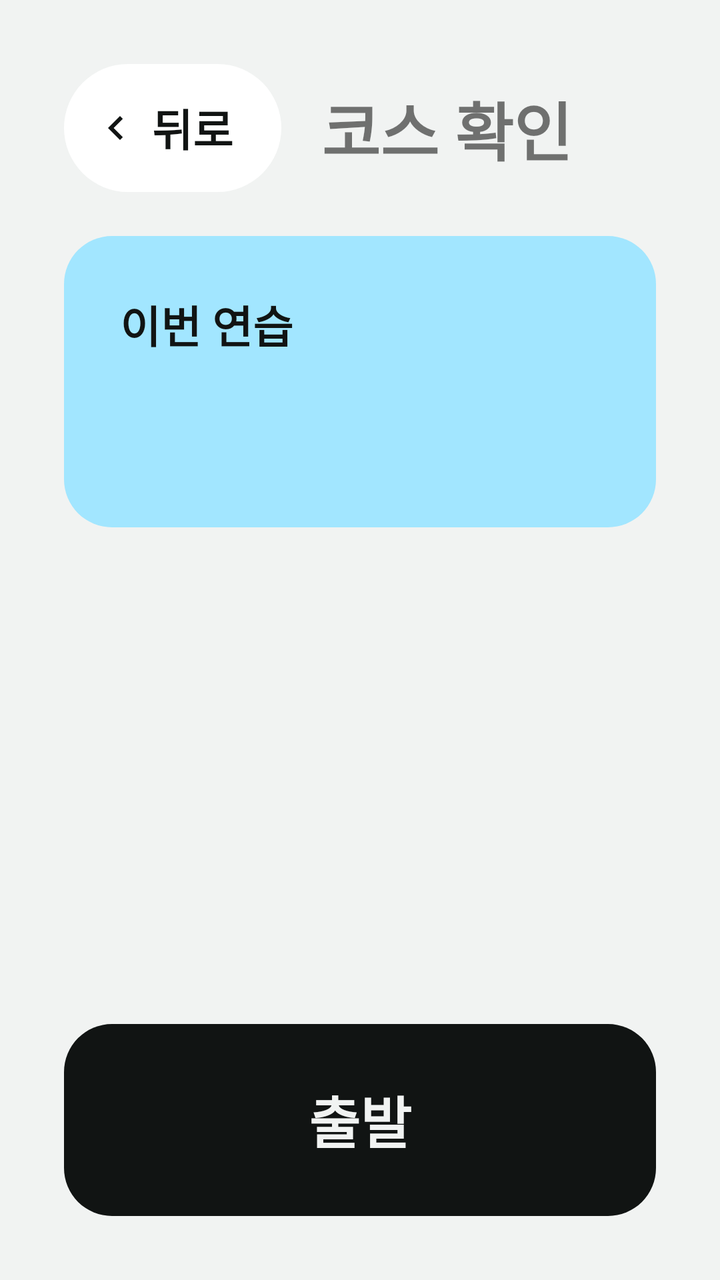
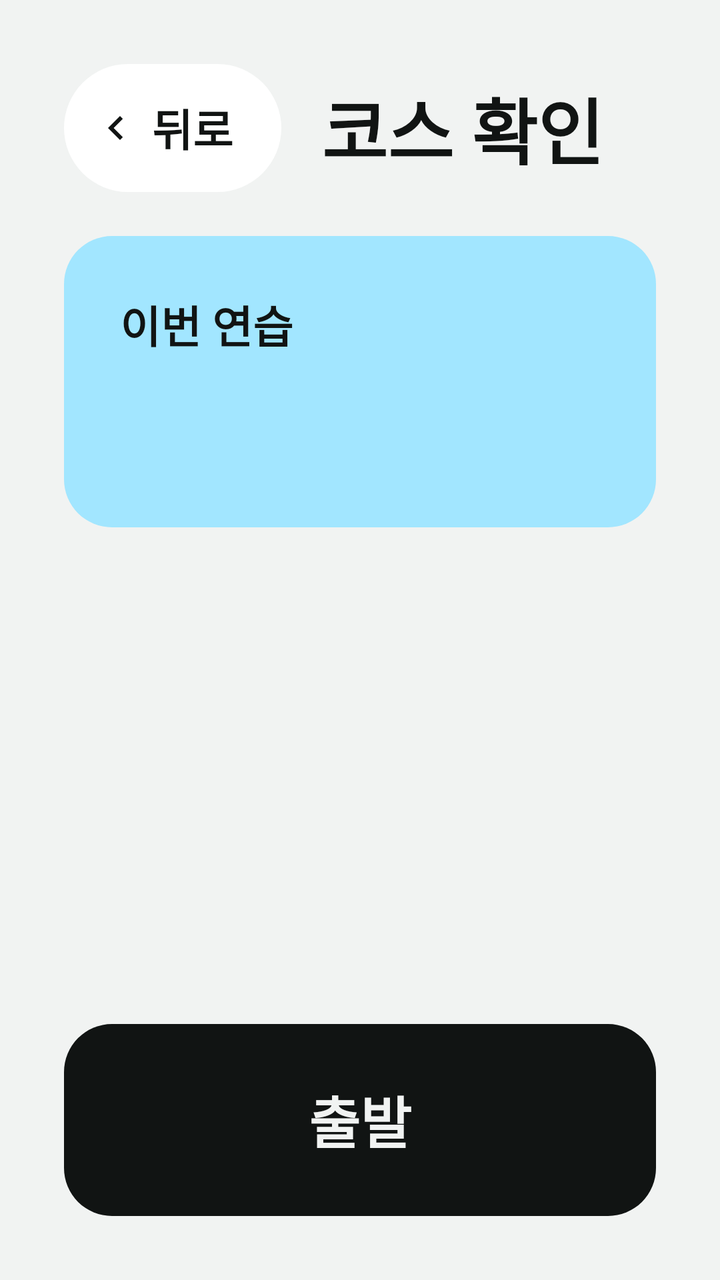

Compare the two renders of this Android layout. The source of the first and the diff that turns it into the second are given below.
<!-- AndroidManifest.xml: application theme Theme.Jeonunbochocar -->
<!-- res/layout/screen_confirm.xml -->
<?xml version="1.0" encoding="utf-8"?>
<LinearLayout xmlns:android="http://schemas.android.com/apk/res/android"
    android:layout_width="match_parent"
    android:layout_height="match_parent"
    android:orientation="vertical"
    android:padding="32dp">

    <LinearLayout
        android:layout_width="match_parent"
        android:layout_height="wrap_content"
        android:gravity="center_vertical"
        android:orientation="horizontal">

        <Button
            android:id="@+id/btnBack"
            style="@style/Jb.Button.Back"
            android:layout_width="wrap_content"
            android:layout_height="64dp"
            android:layout_marginEnd="20dp"
            android:text="뒤로" />

        <TextView
            style="@style/Jb.HeaderTitle"
            android:text="코스 확인" />
    </LinearLayout>

    <ScrollView
        android:layout_width="match_parent"
        android:layout_height="0dp"
        android:layout_marginTop="22dp"
        android:layout_weight="1">

        <LinearLayout
            android:layout_width="match_parent"
            android:layout_height="wrap_content"
            android:orientation="vertical">

            
            <LinearLayout
                android:layout_width="match_parent"
                android:layout_height="wrap_content"
                android:background="@drawable/bg_block"
                android:backgroundTint="@color/jb_sky"
                android:orientation="vertical"
                android:padding="28dp">

                <TextView
                    style="@style/Jb.OnBlock"
                    android:text="이번 연습" />

                <TextView
                    android:id="@+id/courseInfo"
                    style="@style/Jb.OnBlock"
                    android:layout_marginTop="4dp"
                    android:textSize="40sp" />

                <LinearLayout
                    android:id="@+id/routeLine"
                    android:layout_width="match_parent"
                    android:layout_height="wrap_content"
                    android:layout_marginTop="20dp"
                    android:orientation="horizontal"
                    android:visibility="gone">

                    <LinearLayout
                        android:layout_width="0dp"
                        android:layout_height="wrap_content"
                        android:layout_marginEnd="6dp"
                        android:layout_weight="1"
                        android:background="@drawable/bg_block"
                        android:orientation="vertical"
                        android:paddingHorizontal="20dp"
                        android:paddingVertical="18dp">

                        <TextView
                            style="@style/Jb.OnBlock"
                            android:text="실제 거리"
                            android:textColor="@color/jb_on_block_secondary" />

                        <TextView
                            android:id="@+id/routeDistance"
                            style="@style/Jb.OnBlock"
                            android:textSize="44sp" />
                    </LinearLayout>

                    <LinearLayout
                        android:layout_width="0dp"
                        android:layout_height="wrap_content"
                        android:layout_marginStart="6dp"
                        android:layout_weight="1"
                        android:background="@drawable/bg_block"
                        android:orientation="vertical"
                        android:paddingHorizontal="20dp"
                        android:paddingVertical="18dp">

                        <TextView
                            style="@style/Jb.OnBlock"
                            android:text="예상 시간"
                            android:textColor="@color/jb_on_block_secondary" />

                        <TextView
                            android:id="@+id/routeTime"
                            style="@style/Jb.OnBlock"
                            android:textSize="44sp" />
                    </LinearLayout>
                </LinearLayout>

                <TextView
                    android:id="@+id/routeNote"
                    style="@style/Jb.OnBlock"
                    android:layout_marginTop="16dp"
                    android:text="출발한 곳으로 다시 돌아와요"
                    android:visibility="gone" />
            </LinearLayout>

            
            <LinearLayout
                android:id="@+id/summaryCard"
                android:layout_width="match_parent"
                android:layout_height="wrap_content"
                android:layout_marginTop="14dp"
                android:background="@drawable/bg_block"
                android:backgroundTint="@color/jb_surface"
                android:orientation="vertical"
                android:padding="24dp"
                android:visibility="gone">

                <TextView
                    style="@style/Jb.Label"
                    android:text="이 코스에서 하게 될 것" />

                <LinearLayout
                    android:layout_width="match_parent"
                    android:layout_height="wrap_content"
                    android:layout_marginTop="12dp"
                    android:orientation="horizontal">

                    <LinearLayout style="@style/Jb.Stat">

                        <TextView
                            android:id="@+id/statRight"
                            style="@style/Jb.StatValue" />

                        <TextView
                            style="@style/Jb.Label"
                            android:text="우회전" />
                    </LinearLayout>

                    <LinearLayout
                        style="@style/Jb.Stat"
                        android:layout_marginHorizontal="12dp">

                        <TextView
                            android:id="@+id/statLeft"
                            style="@style/Jb.StatValue" />

                        <TextView
                            style="@style/Jb.Label"
                            android:text="좌회전" />
                    </LinearLayout>

                    <LinearLayout style="@style/Jb.Stat">

                        <TextView
                            android:id="@+id/statUturn"
                            style="@style/Jb.StatValue" />

                        <TextView
                            style="@style/Jb.Label"
                            android:text="유턴" />
                    </LinearLayout>
                </LinearLayout>

                <TextView
                    style="@style/Jb.Label"
                    android:layout_marginTop="20dp"
                    android:text="연습 상황" />

                <TextView
                    android:id="@+id/routeSituations"
                    android:layout_width="wrap_content"
                    android:layout_height="wrap_content"
                    android:layout_marginTop="4dp"
                    android:textSize="26sp"
                    android:textStyle="bold" />

                <LinearLayout
                    android:id="@+id/routeFirstGroup"
                    android:layout_width="match_parent"
                    android:layout_height="wrap_content"
                    android:orientation="vertical">

                    <TextView
                        style="@style/Jb.Label"
                        android:layout_marginTop="20dp"
                        android:text="출발하면 먼저" />

                    <TextView
                        android:id="@+id/routeFirst"
                        android:layout_width="wrap_content"
                        android:layout_height="wrap_content"
                        android:layout_marginTop="4dp"
                        android:textSize="26sp"
                        android:textStyle="bold" />

                    <TextView
                        android:id="@+id/routeFirstAdvice"
                        android:layout_width="wrap_content"
                        android:layout_height="wrap_content"
                        android:textSize="22sp" />
                </LinearLayout>
            </LinearLayout>

            
            <LinearLayout
                android:id="@+id/pointsCard"
                android:layout_width="match_parent"
                android:layout_height="wrap_content"
                android:layout_marginTop="14dp"
                android:background="@drawable/bg_block"
                android:backgroundTint="@color/jb_lime"
                android:orientation="vertical"
                android:paddingHorizontal="28dp"
                android:paddingVertical="22dp"
                android:visibility="gone">

                <LinearLayout
                    android:layout_width="match_parent"
                    android:layout_height="wrap_content"
                    android:gravity="center_vertical"
                    android:orientation="horizontal">

                    <TextView
                        android:id="@+id/bestTotal"
                        style="@style/Jb.OnBlock"
                        android:textSize="48sp" />

                    <LinearLayout
                        android:layout_width="wrap_content"
                        android:layout_height="wrap_content"
                        android:layout_marginStart="20dp"
                        android:orientation="vertical">

                        <TextView
                            style="@style/Jb.OnBlock"
                            android:text="완주하면 최대"
                            android:textSize="24sp" />

                        <TextView
                            android:id="@+id/bestNote"
                            style="@style/Jb.OnBlock"
                            android:textColor="@color/jb_on_block_secondary" />
                    </LinearLayout>
                </LinearLayout>

                <LinearLayout
                    android:id="@+id/pointRows"
                    android:layout_width="match_parent"
                    android:layout_height="wrap_content"
                    android:layout_marginTop="8dp"
                    android:orientation="vertical" />
            </LinearLayout>
        </LinearLayout>
    </ScrollView>

    <Button
        android:id="@+id/btnStart"
        style="@style/Jb.Button.Primary"
        android:layout_width="match_parent"
        android:layout_height="96dp"
        android:layout_marginTop="16dp"
        android:text="출발" />
</LinearLayout>
<!-- resources referenced by this layout -->
<resources>
  <color name="jb_lime">#C6F073</color>
  <color name="jb_on_block_secondary">#2A302C</color>
  <color name="jb_sky">#A2E6FF</color>
  <color name="jb_surface">#FFFFFF</color>
  <!-- drawable bg_block (drawable) -->
  <?xml version="1.0" encoding="utf-8"?>
  <shape xmlns:android="http://schemas.android.com/apk/res/android">
      <solid android:color="@color/white" />
      <corners android:radius="24dp" />
  </shape>
  <style name="Jb.Button.Primary">
          <item name="backgroundTint">@color/jb_primary</item>
          <item name="android:textColor">@color/jb_on_primary</item>
          <item name="android:textSize">28sp</item>
          <item name="cornerRadius">24dp</item>
      </style>
  <style name="Jb.HeaderTitle" parent="">
          <item name="android:layout_width">wrap_content</item>
          <item name="android:layout_height">wrap_content</item>
          <item name="android:textSize">32sp</item>
          <item name="android:textStyle">bold</item>
      </style>
  <style name="Jb.Label" parent="">
          <item name="android:layout_width">wrap_content</item>
          <item name="android:layout_height">wrap_content</item>
          <item name="android:textColor">@color/jb_text_secondary</item>
          <item name="android:textSize">22sp</item>
          <item name="android:textStyle">bold</item>
      </style>
  <style name="Jb.OnBlock" parent="">
          <item name="android:layout_width">wrap_content</item>
          <item name="android:layout_height">wrap_content</item>
          <item name="android:textColor">@color/jb_on_block</item>
          <item name="android:textSize">22sp</item>
          <item name="android:textStyle">bold</item>
      </style>
  <style name="Jb.StatValue" parent="">
          <item name="android:layout_width">wrap_content</item>
          <item name="android:layout_height">wrap_content</item>
          <item name="android:textSize">44sp</item>
          <item name="android:textStyle">bold</item>
      </style>
  <style name="Theme.Jeonunbochocar" parent="Theme.MaterialComponents.DayNight.NoActionBar">
          <item name="colorPrimary">@color/jb_primary</item>
          <item name="colorPrimaryVariant">@color/jb_primary</item>
          <item name="colorOnPrimary">@color/jb_on_primary</item>
          <item name="colorSecondary">@color/jb_primary</item>
          <item name="colorOnSecondary">@color/jb_on_primary</item>
          <item name="android:textColorPrimary">@color/jb_text</item>
          <item name="android:textColorSecondary">@color/jb_text_secondary</item>
          <item name="android:windowBackground">@color/jb_background</item>
          <item name="android:statusBarColor">@color/jb_background</item>
          <item name="android:windowLightStatusBar">@bool/jb_light_bars</item>
          <item name="materialButtonStyle">@style/Jb.Button</item>
      </style>
  <color name="white">#FFFFFFFF</color>
  <!-- drawable ic_chevron_left (drawable) -->
  <?xml version="1.0" encoding="utf-8"?>
  <vector xmlns:android="http://schemas.android.com/apk/res/android"
      android:width="24dp"
      android:height="24dp"
      android:viewportWidth="24"
      android:viewportHeight="24">
      <path
          android:fillColor="#FFFFFFFF"
          android:pathData="M15.41,7.41L14,6l-6,6 6,6 1.41,-1.41L10.83,12z" />
  </vector>
  <color name="jb_text">#111413</color>
  <color name="jb_primary">#111413</color>
  <color name="jb_on_primary">#F1F3F2</color>
  <color name="jb_text_secondary">#56605B</color>
  <color name="jb_on_block">#111413</color>
  <color name="jb_background">#F1F3F2</color>
  <!-- unchanged entries left out for length: 3 -->
</resources>

<!-- the commit's change to res/layout/screen_confirm.xml (unified diff, before → after) -->
@@ -245,11 +245,6 @@
                             style="@style/Jb.OnBlock"
                             android:text="완주하면 최대"
                             android:textSize="24sp" />
-
-                        <TextView
-                            android:id="@+id/bestNote"
-                            style="@style/Jb.OnBlock"
-                            android:textColor="@color/jb_on_block_secondary" />
                     </LinearLayout>
                 </LinearLayout>
 
<!-- resource entries referenced after the edit -->
@@ -19,7 +19,8 @@
   <style name="Jb.HeaderTitle" parent="">
           <item name="android:layout_width">wrap_content</item>
           <item name="android:layout_height">wrap_content</item>
-          <item name="android:textSize">32sp</item>
+          <item name="android:textColor">@color/jb_text</item>
+          <item name="android:textSize">36sp</item>
           <item name="android:textStyle">bold</item>
       </style>
   <style name="Jb.Label" parent="">
@@ -53,6 +54,7 @@
           <item name="android:windowBackground">@color/jb_background</item>
           <item name="android:statusBarColor">@color/jb_background</item>
           <item name="android:windowLightStatusBar">@bool/jb_light_bars</item>
+          <item name="android:textViewStyle">@style/Jb.Text</item>
           <item name="materialButtonStyle">@style/Jb.Button</item>
       </style>
   <color name="white">#FFFFFFFF</color>
@@ -73,6 +75,9 @@
   <color name="jb_text_secondary">#56605B</color>
   <color name="jb_on_block">#111413</color>
   <color name="jb_background">#F1F3F2</color>
+  <style name="Jb.Text" parent="Widget.AppCompat.TextView">
+          <item name="android:textColor">@color/jb_text</item>
+      </style>
   <!-- unchanged entries left out for length: 3 -->
 </resources>
 
